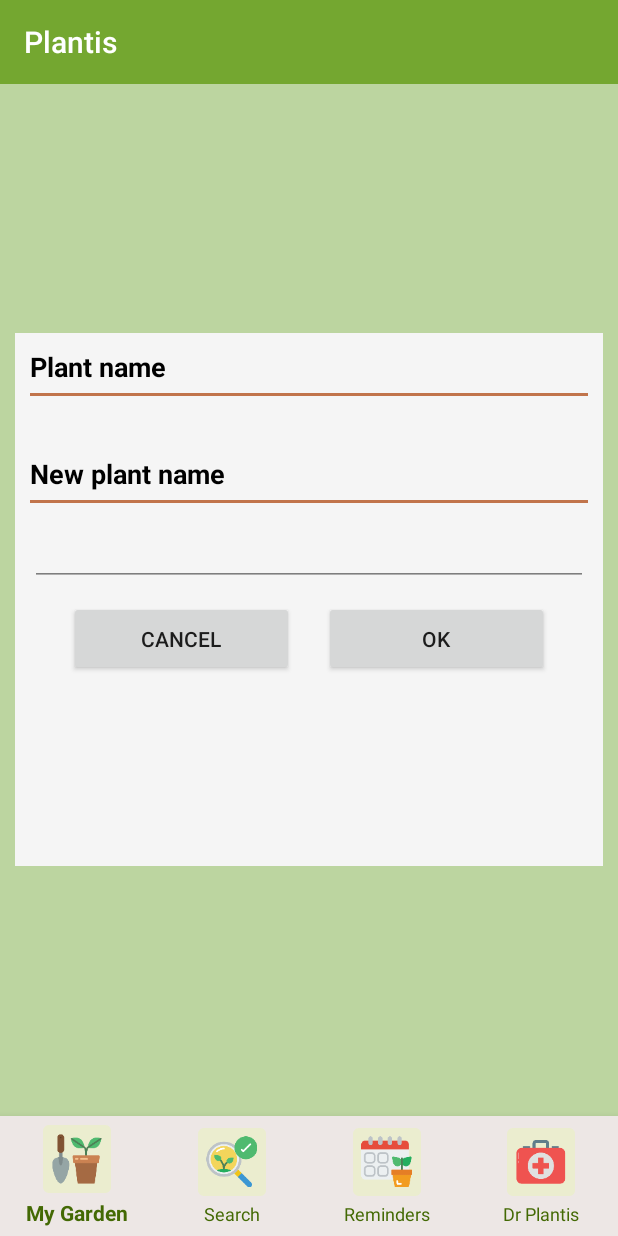
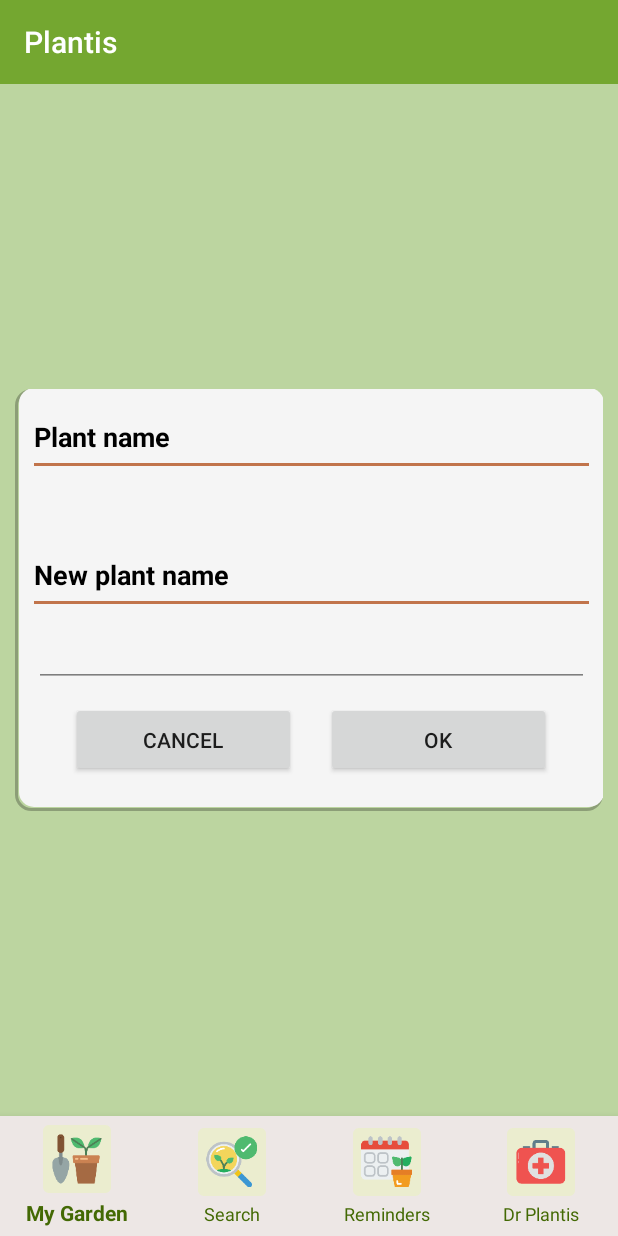
Before and after one commit to UTN-FRBA-Mobile/Plantis, an Android app: the EditPlantNameFragment screen opened through its navigation route, on a phone screen of 412 x 824 dp. Run offline under Robolectric (Android 15) with nearby library versions, the phone set to English and light mode, and no system bars; our stand-ins replace navigation-ui; pictures from the network do not load; 2 statements that could not run were skipped.

Commit message:
fix styles for floating fragments

```diff
--- /dev/null
+++ b/app/src/main/res/drawable/background_floating_fragment.xml
@@ -0,0 +1,33 @@
+<?xml version="1.0" encoding="utf-8"?>
+<layer-list xmlns:android="http://schemas.android.com/apk/res/android"
+android:shape="rectangle" >
+
+<item>
+    <shape>
+        <!-- set the shadow color here -->
+        <stroke
+            android:width="2dp"
+            android:color="#42000000" />
+
+        <!-- setting the thickness of shadow (positive value will give shadow on that side) -->
+
+        <padding
+            android:bottom="3dp"
+            android:left="3dp"
+            android:right="-1dp"
+            android:top="-1dp" />
+
+        <corners android:radius="10dp" />
+    </shape>
+</item>
+
+<!-- Background -->
+
+<item>
+    <shape
+        android:shape="rectangle">
+        <solid android:color="@color/lightGray" />
+        <corners android:radius="10dp" />
+    </shape>
+</item>
+</layer-list>
--- a/app/src/main/res/drawable/shadow_layout.xml
+++ b/app/src/main/res/drawable/background_plant_item.xml
@@ -12,8 +12,8 @@
             <!-- setting the thickness of shadow (positive value will give shadow on that side) -->
 
             <padding
-                android:bottom="2dp"
-                android:left="2dp"
+                android:bottom="3dp"
+                android:left="3dp"
                 android:right="-1dp"
                 android:top="-1dp" />
 
--- a/app/src/main/res/layout/fragment_edit_plant_name.xml
+++ b/app/src/main/res/layout/fragment_edit_plant_name.xml
@@ -9,18 +9,19 @@
 
     <LinearLayout
         android:layout_width="match_parent"
-        android:layout_height="355dp"
+        android:layout_height="wrap_content"
         android:layout_marginHorizontal="10dp"
         android:orientation="vertical"
-        android:layout_gravity="center"
-        android:background="@color/lightGray">
+        android:layout_gravity="center_vertical"
+        android:background="@drawable/background_floating_fragment">
 
         <LinearLayout
             android:layout_width="match_parent"
             android:layout_height="wrap_content"
             android:layout_marginHorizontal="10dp"
-            android:layout_marginTop="10dp"
-            android:orientation="vertical">
+            android:layout_marginTop="20dp"
+            android:orientation="vertical"
+            >
             <TextView
                 android:layout_width="wrap_content"
                 android:layout_height="wrap_content"
@@ -45,12 +46,12 @@
             <TextView
                 android:id="@+id/my_plant_name"
                 android:layout_width="wrap_content"
-                android:layout_height="wrap_content"
+                android:layout_height="40dp"
                 android:text="PlantiName"
                 android:textColor="#000"
-                android:textStyle="bold"/>
+                android:textSize="18dp"
+                android:gravity="center"/>
         </LinearLayout>
-
 
         <LinearLayout
             android:layout_width="match_parent"
@@ -89,7 +90,7 @@
 
         <LinearLayout
             android:layout_width="match_parent"
-            android:layout_height="match_parent"
+            android:layout_height="wrap_content"
             android:layout_marginHorizontal="10dp"
             android:layout_marginTop="10dp"
             android:layout_marginBottom="20dp"
--- a/app/src/main/res/layout/fragment_new_reminder.xml
+++ b/app/src/main/res/layout/fragment_new_reminder.xml
@@ -5,21 +5,21 @@
     android:layout_height="match_parent"
     xmlns:app="http://schemas.android.com/apk/res-auto"
     tools:context=".fragments.NewReminderFragment"
-    android:background="@color/green">
+    android:background="@color/oliveGreen">
 
     <LinearLayout
         android:layout_width="match_parent"
         android:layout_height="wrap_content"
         android:layout_marginHorizontal="10dp"
         android:orientation="vertical"
-        android:layout_gravity="center"
-        android:background="@color/lightGray">
+        android:layout_gravity="center_vertical"
+        android:background="@drawable/background_floating_fragment">
 
         <LinearLayout
             android:layout_width="match_parent"
             android:layout_height="wrap_content"
             android:layout_marginHorizontal="10dp"
-            android:layout_marginTop="10dp"
+            android:layout_marginTop="20dp"
             android:orientation="vertical">
             <TextView
                 android:layout_width="wrap_content"
--- a/app/src/main/res/layout/view_listitem_plant.xml
+++ b/app/src/main/res/layout/view_listitem_plant.xml
@@ -6,7 +6,7 @@
     android:layout_height="wrap_content"
     android:orientation="horizontal"
     android:padding="5dp"
-    android:background="@drawable/shadow_layout"
+    android:background="@drawable/background_plant_item"
     android:layout_marginStart="10dp"
     android:layout_marginEnd="10dp"
     android:layout_marginTop="5dp">
```
